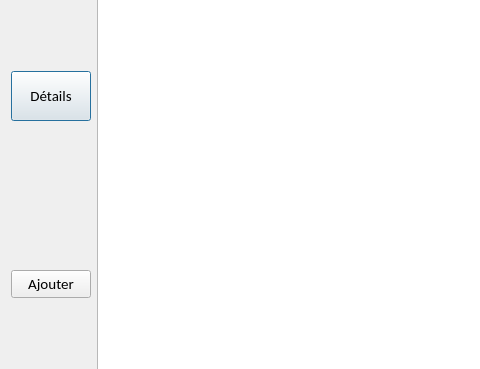
Before: the Qt Designer form gestionsite.ui in sylv34/gpbs, drawn with Qt 5; both pictures show x 0 to 480 and y 125 to 494 of the 662 by 611 pixel window.
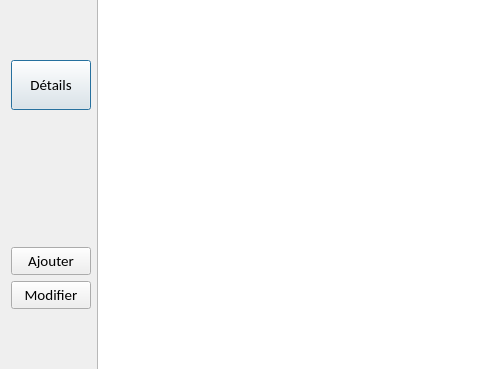
After: the same form once the commit is applied.

Patch:
```diff
--- a/gestionsite.ui
+++ b/gestionsite.ui
@@ -91,6 +91,13 @@
          </property>
         </widget>
        </item>
+       <item>
+        <widget class="QPushButton" name="modifier">
+         <property name="text">
+          <string>Modifier</string>
+         </property>
+        </widget>
+       </item>
        <item>
         <spacer name="verticalSpacer">
          <property name="orientation">
```
